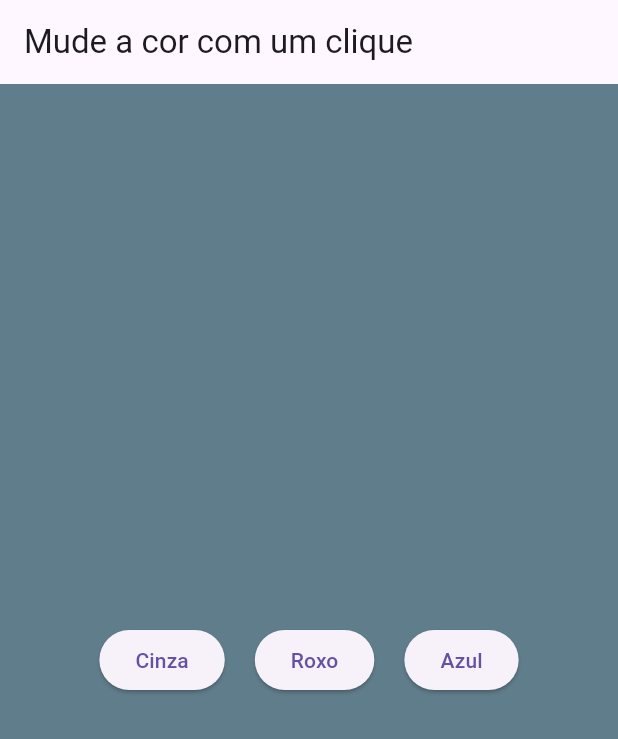
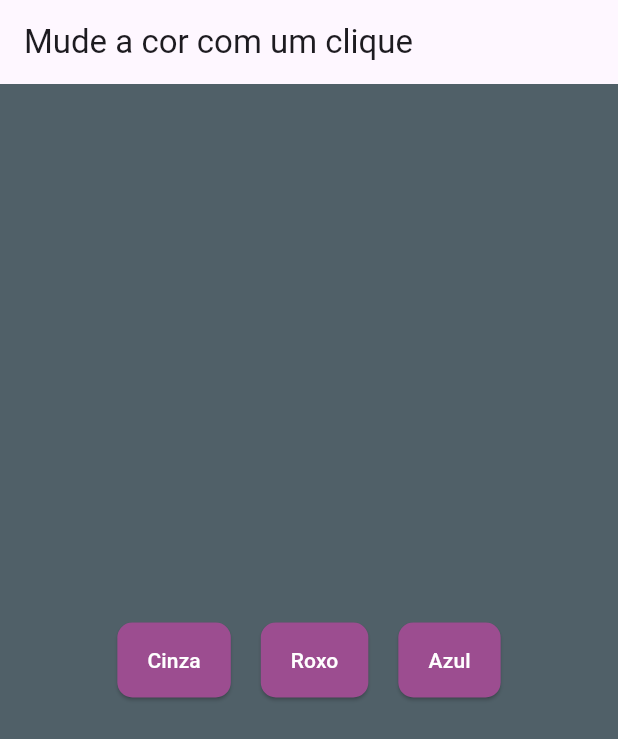
Before and after one commit to whosbea/Meu-primeiro-App, a Flutter app: the screen it shows after launch, after a tap on "Cinza", on a phone screen of 412 x 824 dp. Shown: the top 739 px of the screen. Run offline on Flutter 3.47's test engine with Material 3 defaults, Android fonts, the phone set to English and light mode, and no system bars.

Commit message:
style update

```diff
--- a/lib/main.dart
+++ b/lib/main.dart
@@ -10,11 +10,19 @@ class MyApp extends StatelessWidget {
   @override
   Widget build(BuildContext context) {
     return MaterialApp(
-      title: 'Flutter Demo',
+      title: 'Flutter App',
       theme: ThemeData(
-        primarySwatch: Colors.blue,
+        elevatedButtonTheme: ElevatedButtonThemeData(
+          style: ElevatedButton.styleFrom(
+            foregroundColor: Colors.white, backgroundColor: const Color.fromARGB(255, 156, 77, 144),     // cor do texto
+            padding: const EdgeInsets.symmetric(horizontal: 20, vertical: 15),
+            shape: RoundedRectangleBorder(
+              borderRadius: BorderRadius.circular(10),
             ),
-      home: const ColorChanger(title: 'Flutter Demo Home Page'),
+          ),
+        ),
+      ),
+      home: const ColorChanger(title: 'Clique para mudar a cor',),
     );
   }
 }
@@ -43,28 +51,25 @@ class _ColorChangerState extends State<ColorChanger> {
             mainAxisAlignment: MainAxisAlignment.center,
             children: [
               ElevatedButton(
-                onPressed:(){
+                onPressed: () {
                   setState(() {
-                    backgroundColor = Colors.blueGrey;
+                    backgroundColor = const Color.fromARGB(255, 80, 96, 104);
                   });
                 },
                 child: const Text("Cinza"),
               ),
               const SizedBox(width: 20),
-
               ElevatedButton(
-                onPressed:(){
+                onPressed: () {
                   setState(() {
                     backgroundColor = Colors.deepPurple;
                   });
                 },
                 child: const Text("Roxo"),
               ),
-
               const SizedBox(width: 20),
-
               ElevatedButton(
-                onPressed:(){
+                onPressed: () {
                   setState(() {
                     backgroundColor = const Color.fromARGB(255, 58, 115, 212);
                   });
@@ -72,8 +77,7 @@ class _ColorChangerState extends State<ColorChanger> {
                 child: const Text("Azul"),
               ),
             ],
-
-          ),
+          )
         ),
       ),
     );
```
Lines whose indentation alone changed are shown as unchanged.
